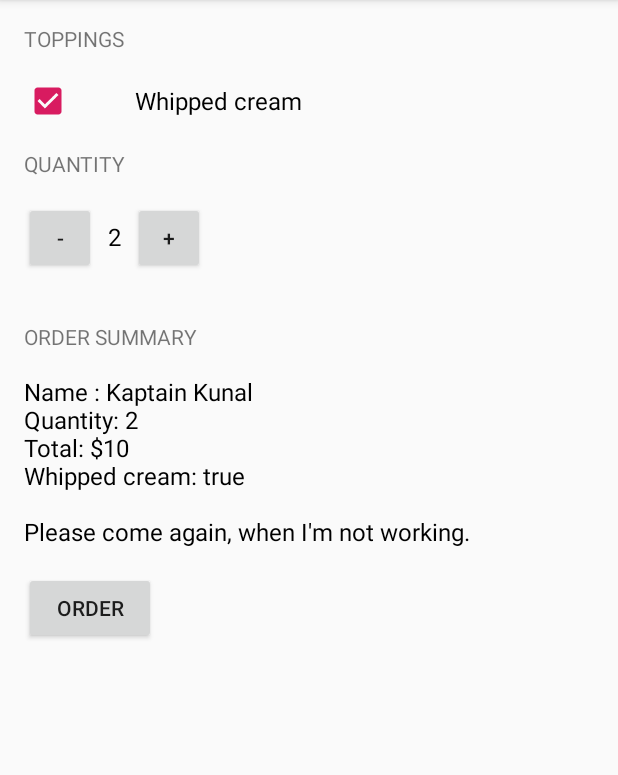
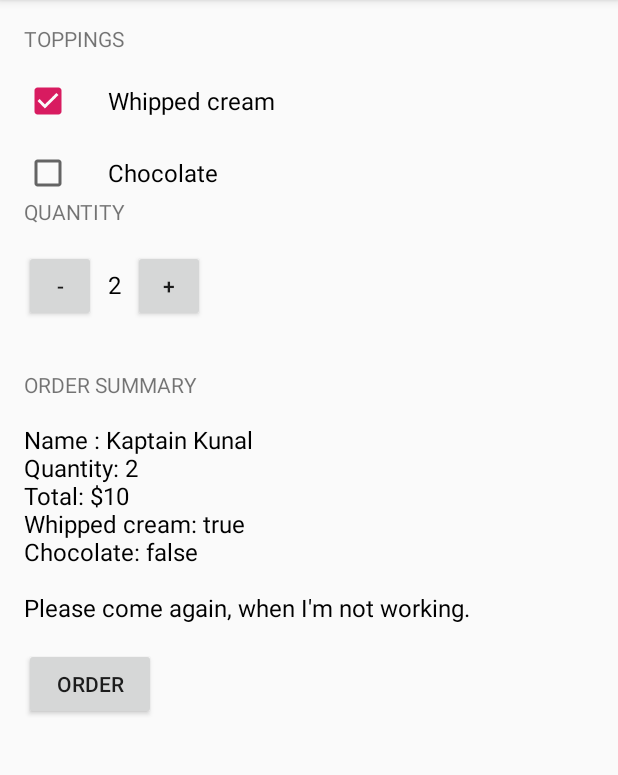
Before and after one commit to rewrib/JustJava, an Android app: the screen it shows after launch (MainActivity), after a tap on "ORDER", on a phone screen of 412 x 824 dp, the part 84-859 px from its top. Run offline under Robolectric (Android 15) with nearby library versions, the phone set to English and light mode, and no system bars; 1 other tap on this screen came first.

Commit message:
adding additional chocolate topping

```diff
--- a/app/src/main/java/com/example/justjava/MainActivity.java
+++ b/app/src/main/java/com/example/justjava/MainActivity.java
@@ -37,19 +37,22 @@ public class MainActivity extends AppCompatActivity {
     public void submitOrder(View view) {
         CheckBox whippedCreamCheckbox = findViewById(R.id.whipped_cream_checkbox);
         boolean hasWhippedCream = whippedCreamCheckbox.isChecked();
+        CheckBox chocolateCheckBox = (CheckBox) findViewById(R.id.chocolate_checkbox);
+        boolean hasChocolate = chocolateCheckBox.isChecked();
 
         int price = quantity * 5;
-        displayMessage(createOrderSummary(price, hasWhippedCream));
+        displayMessage(createOrderSummary(price, hasWhippedCream, hasChocolate));
     }
     public void setStateWC(View view){
         stateWC = true;
     }
 
-    private String createOrderSummary(int price, boolean hasWhippedCream) {
+    private String createOrderSummary(int price, boolean hasWhippedCream, boolean hasChocolate) {
         String priceMessage = "Name : Kaptain Kunal" +
                 "\nQuantity: " + quantity +
                 "\nTotal: $" + price +
                 "\nWhipped cream: " + hasWhippedCream +
+                "\nChocolate: " + hasChocolate +
                 "\n\nPlease come again, when I'm not working.";
         return priceMessage;
 
--- a/app/src/main/res/layout/activity_main.xml
+++ b/app/src/main/res/layout/activity_main.xml
@@ -22,14 +22,22 @@
             android:layout_marginBottom="16dp"
             />
 
-        <CheckBox android:id="@+id/whipped_cream_checkbox"
+        <CheckBox
+            android:id="@+id/whipped_cream_checkbox"
             android:layout_width="wrap_content"
             android:layout_height="wrap_content"
             android:text="Whipped cream"
             android:textSize="16sp"
             android:layout_marginBottom="16dp"
-            android:paddingLeft="42dp"
+            android:paddingLeft="24dp"
             android:onClick="setStateWC"/>
+        <CheckBox
+            android:id="@+id/chocolate_checkbox"
+            android:layout_width="wrap_content"
+            android:layout_height="wrap_content"
+            android:paddingLeft="24dp"
+            android:text="Chocolate"
+            android:textSize="16sp" />
 
 
         <TextView
```
